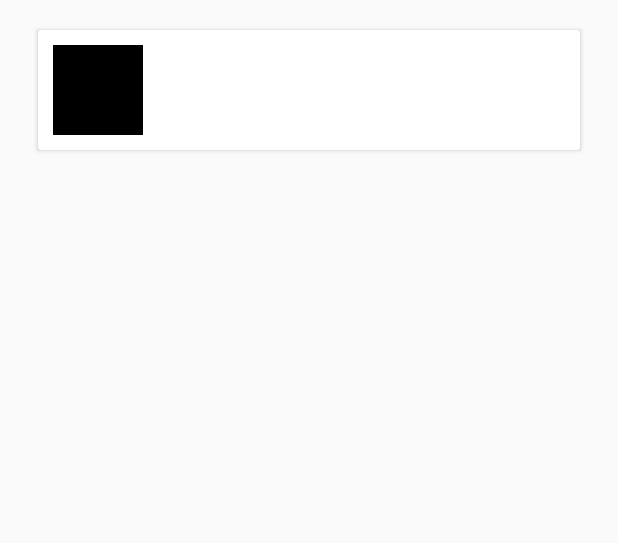
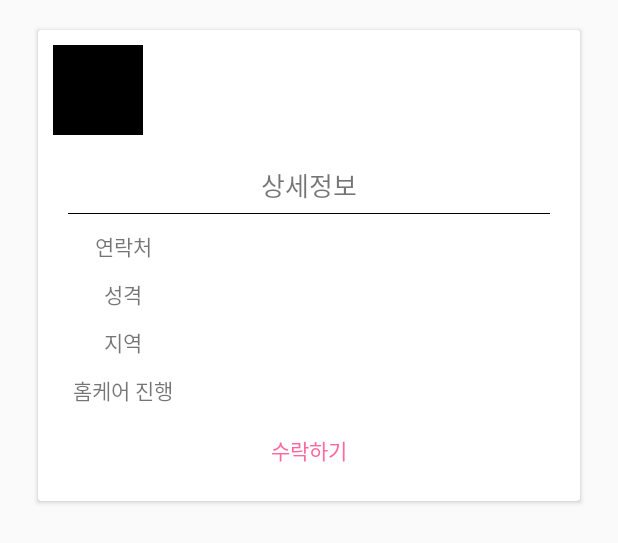
Before and after one commit to hanhb1011/HomeCare, an Android app: the layout item_candidate.xml on its own in the app's theme, with its tools: preview values and no code run, on a phone screen of 412 x 824 dp. Shown: the top 543 px of the screen. Run offline under Robolectric (Android 15) with nearby library versions, the light colour scheme and no system bars.

Commit message:
candidate list updated

```diff
--- a/app/src/main/res/layout/item_candidate.xml
+++ b/app/src/main/res/layout/item_candidate.xml
@@ -44,7 +44,6 @@
 
         </LinearLayout>
         <LinearLayout
-            android:visibility="gone"
             android:id="@+id/hidden_view_in_candidate_item"
             android:layout_margin="10dp"
             android:layout_width="match_parent"
@@ -112,6 +111,22 @@
                     <TextView
                         android:layout_weight="3"
                         android:textAlignment="center"
+                        android:text="지역"
+                        android:layout_width="match_parent"
+                        android:layout_height="wrap_content" />
+                    <TextView
+                        android:layout_weight="1"
+                        android:layout_width="match_parent"
+                        android:layout_height="wrap_content" />
+                </LinearLayout>
+                <LinearLayout
+                    android:layout_margin="5dp"
+                    android:layout_width="match_parent"
+                    android:layout_height="wrap_content"
+                    android:orientation="horizontal">
+                    <TextView
+                        android:layout_weight="3"
+                        android:textAlignment="center"
                         android:text="홈케어 진행"
                         android:layout_width="match_parent"
                         android:layout_height="wrap_content" />
```
